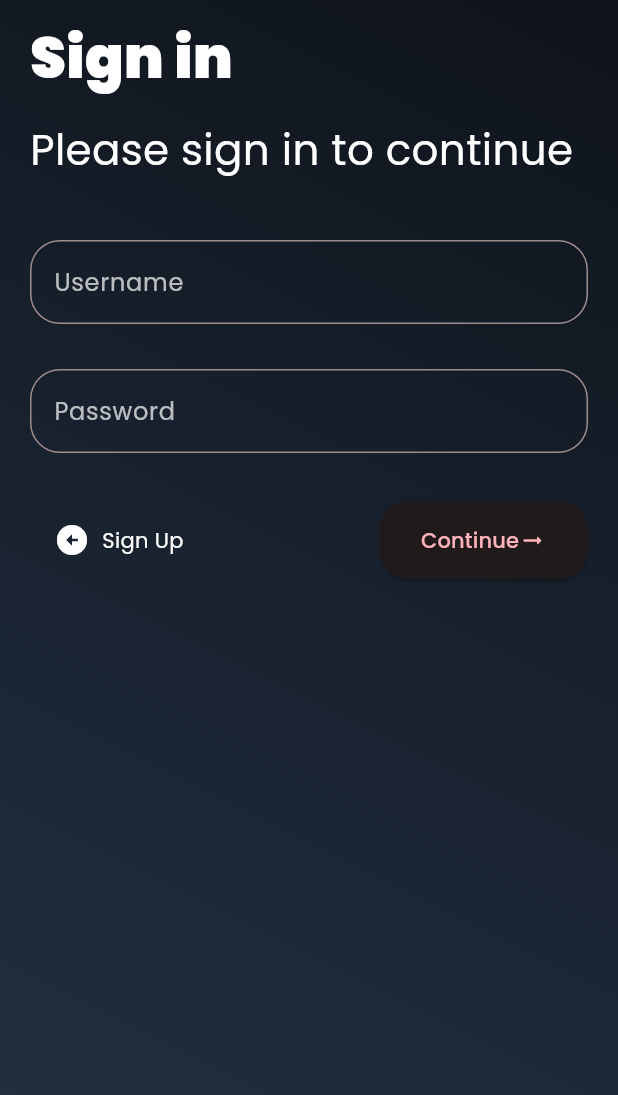
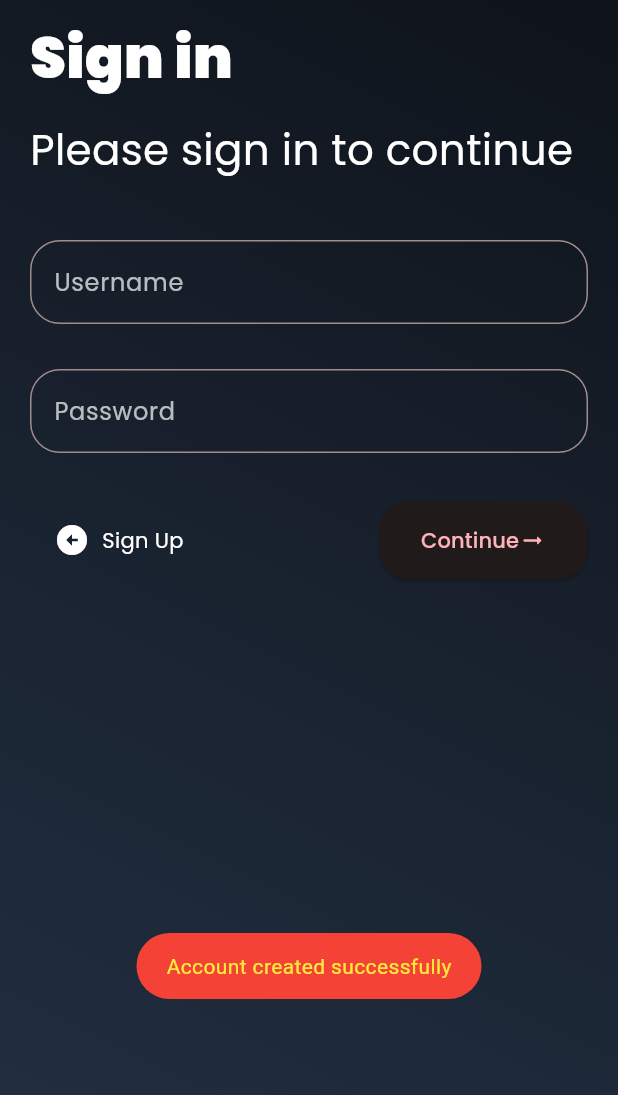
Before and after one commit to BilalAbbas78/attendance_management_system, a Flutter app: the screen it shows after launch, after a tap on "Sign Up", on a phone screen of 412 x 824 dp, the part 141-1236 px from its top. Run offline on Flutter 3.47's test engine with Material 2 defaults, Android fonts, the phone set to English and light mode, and no system bars; our stand-ins replace firebase_core, firebase_database, fluttertoast, google_fonts; accounts and stored records are empty.

Commit message:
Sign in and up conditions added

```diff
--- a/lib/login_1.dart
+++ b/lib/login_1.dart
@@ -1,6 +1,6 @@
 import 'package:firebase_database/firebase_database.dart';
 import 'package:flutter/material.dart';
-// import 'package:fluttertoast/fluttertoast.dart';
+import 'package:fluttertoast/fluttertoast.dart';
 import 'package:google_fonts/google_fonts.dart';
 
 class LoginPageOne extends StatefulWidget {
@@ -45,7 +45,8 @@ const darkColorScheme = ColorScheme(
 );
 
 class _LoginPageState extends State<LoginPageOne> {
-  TextEditingController txtController = TextEditingController();
+  TextEditingController txtUsername = TextEditingController();
+  TextEditingController txtPassword = TextEditingController();
 
   @override
   Widget build(BuildContext context) {
@@ -107,6 +108,7 @@ class _LoginPageState extends State<LoginPageOne> {
                   height: 40,
                 ),
                 TextFormField(
+                  controller: txtUsername,
                   validator: (val) {
                     if (val == null || val.isEmpty) {
                       return "Please enter a username";
@@ -134,7 +136,7 @@ class _LoginPageState extends State<LoginPageOne> {
                   height: 30,
                 ),
                 TextFormField(
-                  controller: txtController,
+                  controller: txtPassword,
                   validator: (val) {
                     if (val == null || val.isEmpty) {
                       return "Please enter a password";
@@ -220,26 +222,43 @@ class _LoginPageState extends State<LoginPageOne> {
     );
   }
 
+
+
   void signUp(BuildContext context) async {
-    DatabaseReference ref = FirebaseDatabase.instance.ref("UserInfo/123");
+    DatabaseReference ref = FirebaseDatabase.instance.ref("UserInfo/${txtUsername.text}");
+    var sp = await ref.once();
 
-    await ref.set({
-      "name": txtController.text,
-      });
+    if (sp.snapshot.value == null) {
+      await ref.set({
+        "password": txtPassword.text,
+        });
+      showToast("Account created successfully");
+    } else {
+      showToast("Account already exists");
+    }
   }
 
 
   void signIn(BuildContext context) async {
 
 
+    DatabaseReference ref = FirebaseDatabase.instance.ref("UserInfo/${txtUsername.text}");
+    var sp = await ref.once();
 
+    if (sp.snapshot.child("password").value == txtPassword.text) {
+      showToast("Correct Password");
+    } else {
+      showToast("Incorrect Password");
+    }
+  }
 
-
-    // var alertDialog = const AlertDialog(
-    //   title: Text('Sign In'),
-    // );
-    //
-    // showDialog(context: context, builder: (BuildContext context) => alertDialog);
-
+  void showToast(String str){
+    Fluttertoast.showToast(
+        msg: str,
+        toastLength: Toast.LENGTH_SHORT,
+        gravity: ToastGravity.BOTTOM,
+        backgroundColor: Colors.red,
+        textColor: Colors.yellow
+    );
   }
 }
```
